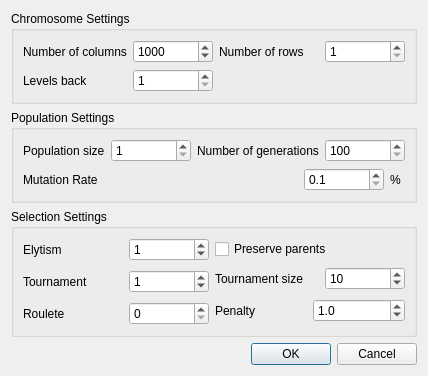
Above: GUI/cgpsettings.ui from Dogiuks/Project before the change. Below: the same form after it.
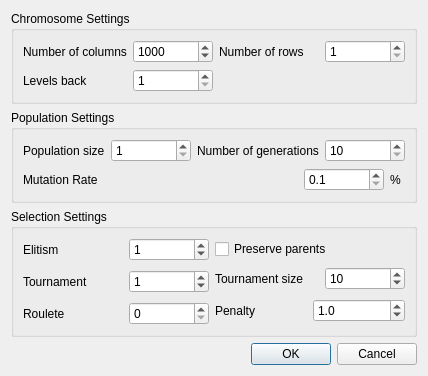
That is the form after the change.

```diff
--- a/GUI/cgpsettings.ui
+++ b/GUI/cgpsettings.ui
@@ -212,7 +212,7 @@
            </size>
           </property>
           <property name="minimum">
-           <number>100</number>
+           <number>10</number>
           </property>
           <property name="maximum">
            <number>1000000</number>
@@ -308,7 +308,7 @@
            </size>
           </property>
           <property name="text">
-           <string>Elytism</string>
+           <string>Elitism</string>
           </property>
          </widget>
         </item>
```
